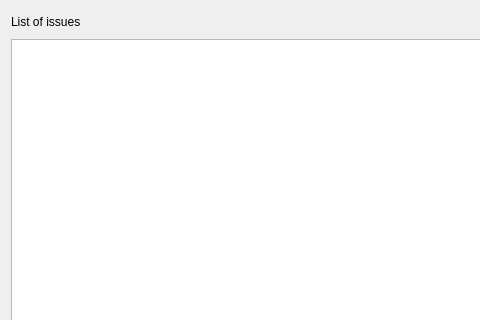
This is src/gui/issueswidget.ui in GrossLukas/client as Qt 5 draws it before an edit; both pictures show x 0 to 480 and y 0 to 320 of the 580 by 578 pixel window. The edited form follows.
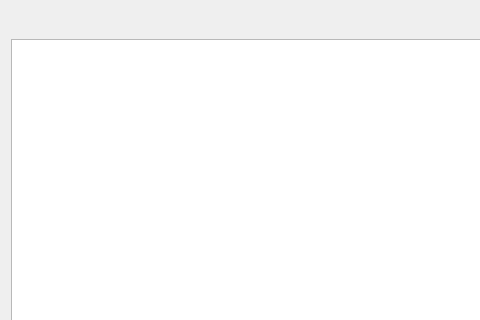
This is the edited form.

Commit message: Add a11y names and clean up .ui files

The edit to the form file:
```diff
--- a/src/gui/issueswidget.ui
+++ b/src/gui/issueswidget.ui
@@ -16,16 +16,6 @@
   <layout class="QVBoxLayout" name="verticalLayout">
    <item>
     <layout class="QHBoxLayout" name="horizontalLayout">
-     <item>
-      <widget class="QLabel" name="_headerLabel">
-       <property name="text">
-        <string>List of issues</string>
-       </property>
-       <property name="textFormat">
-        <enum>Qt::PlainText</enum>
-       </property>
-      </widget>
-     </item>
      <item>
       <spacer name="horizontalSpacer">
        <property name="orientation">
```
Left out of the diff: 6 changed lines with no effect on the pictures. The commit also changes 2 other files.
